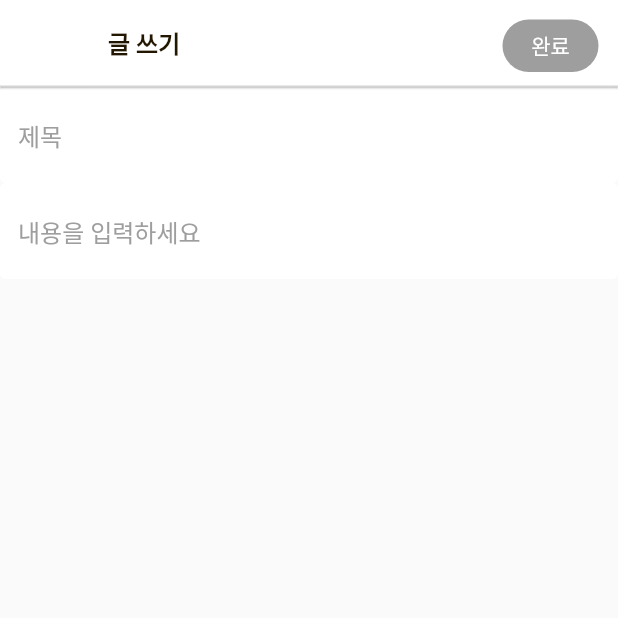
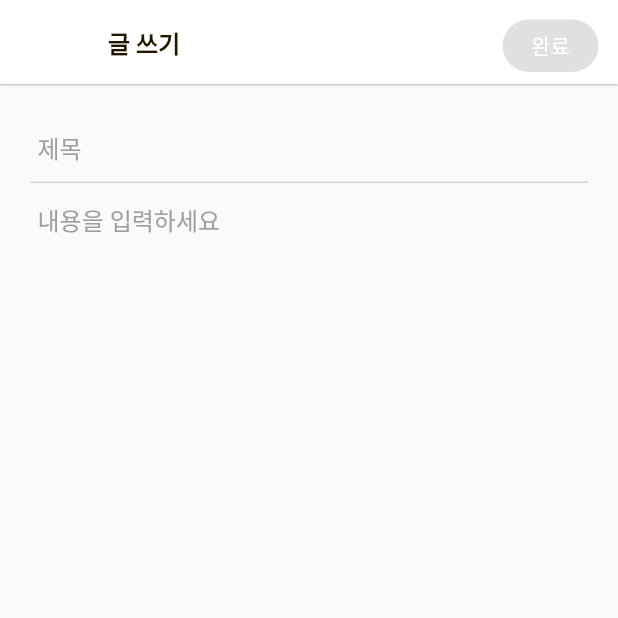
Before and after one commit to dlaywls/kideukkideuk_project, a Flutter app: the WritePage screen opened directly, on a phone screen of 412 x 824 dp, the top half of it. Run offline on Flutter 3.47's test engine with Material 2 defaults, Android fonts, the phone set to English and light mode, and no system bars; our stand-ins replace cached_network_image, firebase_core, get; accounts and stored records are empty; network calls fail.

Commit message:
feat: 파이어베이스 연결

```diff
--- a/lib/main.dart
+++ b/lib/main.dart
@@ -2,8 +2,14 @@ import 'package:flutter/material.dart';
 import 'package:get/get_navigation/src/root/get_material_app.dart';
 import 'package:kideukkideuk_project/src/app.dart';
 import 'package:kideukkideuk_project/src/binding/init_bindings.dart';
+import 'package:firebase_core/firebase_core.dart';
+import 'firebase_options.dart';
 
-void main() {
+void main() async {
+  WidgetsFlutterBinding.ensureInitialized();
+  await Firebase.initializeApp(
+    options: DefaultFirebaseOptions.currentPlatform,
+  );
   runApp(const MyApp());
 }
 
@@ -27,7 +33,6 @@ class MyApp extends StatelessWidget {
         //home: const MyHomePage(title: 'Flutter Demo Home Page'),
 
         initialBinding: InitBinding(),
-
         home: const App() // 버튼 네비게이션 관리, 인덱스에 맞게 변환 (ctrl + .)
         );
   }
--- a/lib/src/pages/board/writePage.dart
+++ b/lib/src/pages/board/writePage.dart
@@ -2,11 +2,22 @@ import 'package:flutter/material.dart';
 import 'package:get/get.dart';
 import 'package:kideukkideuk_project/src/pages/board/boardSecondPage.dart';
 
-class WritePage extends StatelessWidget {
-  const WritePage({super.key});
+class WritePage extends StatefulWidget {
+  const WritePage({Key? key}) : super(key: key);
+
+  @override
+  _WritePageState createState() => _WritePageState();
+}
+
+class _WritePageState extends State<WritePage> {
+  TextEditingController titleController = TextEditingController();
+  TextEditingController contentController = TextEditingController();
 
   @override
   Widget build(BuildContext context) {
+    bool isFieldsFilled =
+        titleController.text.isNotEmpty && contentController.text.isNotEmpty;
+
     return Scaffold(
       appBar: AppBar(
         title: const Text(
@@ -18,20 +29,18 @@ class WritePage extends StatelessWidget {
           ),
         ),
         elevation: 0.5,
-        bottom: PreferredSize(
-          preferredSize: const Size.fromHeight(2.0), // 선의 높이
-          child: Container(
-            height: 1.0,
-            color: const Color(0xFFD4D4D4), // 선의 색상
-          ),
-        ),
         actions: [
           ElevatedButton(
-            onPressed: () {
-              Navigator.pop(context);
-            },
+            onPressed: isFieldsFilled
+                ? () {
+                    Navigator.pop(context);
+                  }
+                : null,
             style: ElevatedButton.styleFrom(
-              backgroundColor: const Color(0xFF9E9E9E),
+              backgroundColor: isFieldsFilled
+                  ? const Color(
+                      0xFF52B160) // Change the color when fields are filled
+                  : const Color(0xFF9E9E9E),
               shape: RoundedRectangleBorder(
                 borderRadius: BorderRadius.circular(30.0),
               ),
@@ -51,31 +60,30 @@ class WritePage extends StatelessWidget {
       body: Column(
         children: [
           TextFormField(
+            controller: titleController,
+            textAlignVertical: TextAlignVertical.top,
             decoration: const InputDecoration(
               hintText: '제목',
               hintStyle: TextStyle(color: Color(0xff9E9E9E)),
-              filled: true,
-              fillColor: Colors.white,
-              enabledBorder: OutlineInputBorder(
-                borderSide: BorderSide(color: Colors.white),
+              enabledBorder: UnderlineInputBorder(
+                borderSide: BorderSide(color: Color(0xffD4D4D4)),
               ),
+              contentPadding: EdgeInsets.all(5),
             ),
           ),
           TextFormField(
+            controller: contentController,
             maxLines: null,
             textAlignVertical: TextAlignVertical.top,
             decoration: const InputDecoration(
               hintText: '내용을 입력하세요',
               hintStyle: TextStyle(color: Color(0xff9E9E9E)),
-              filled: true,
-              fillColor: Colors.white,
-              enabledBorder: OutlineInputBorder(
-                borderSide: BorderSide(color: Colors.white),
-              ),
+              enabledBorder: InputBorder.none, // 밑줄 없음
+              contentPadding: EdgeInsets.all(5),
             ),
           ),
         ],
-      ),
+      ).marginOnly(right: 20, left: 20, top: 18),
     );
   }
 }
--- a/pubspec.yaml
+++ b/pubspec.yaml
@@ -37,6 +37,7 @@ dependencies:
   # Use with the CupertinoIcons class for iOS style icons.
   cupertino_icons: ^1.0.2
   cached_network_image: ^3.3.0
+  firebase_core: ^2.22.0
 
 dev_dependencies:
   flutter_test:
```
Also changed, not shown: lib/firebase_options.dart (added), pubspec.lock, 3 other files. Lines whose indentation alone changed are shown as unchanged.
